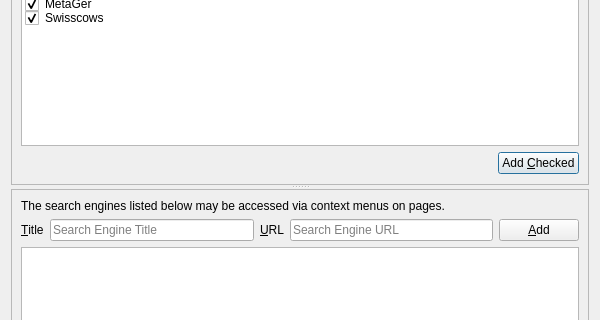
First picture: the form in UI/dooble_search_engines_popup.ui, repository textbrowser/dooble, before the edit; both pictures show x 0 to 600 and y 87 to 407 of the 600 by 600 pixel window.
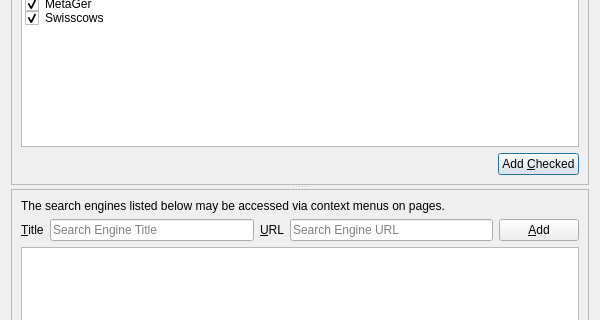
Second picture: the form after the edit. Icons and pictures are not drawn. Custom widgets are drawn as their Qt base class.

The edit to the form file:
```diff
--- a/UI/dooble_search_engines_popup.ui
+++ b/UI/dooble_search_engines_popup.ui
@@ -46,12 +46,6 @@
        </item>
        <item>
         <widget class="QListWidget" name="predefined">
-         <property name="sizePolicy">
-          <sizepolicy hsizetype="Expanding" vsizetype="Maximum">
-           <horstretch>0</horstretch>
-           <verstretch>0</verstretch>
-          </sizepolicy>
-         </property>
          <item>
           <property name="text">
            <string>DuckDuckGo</string>
```
